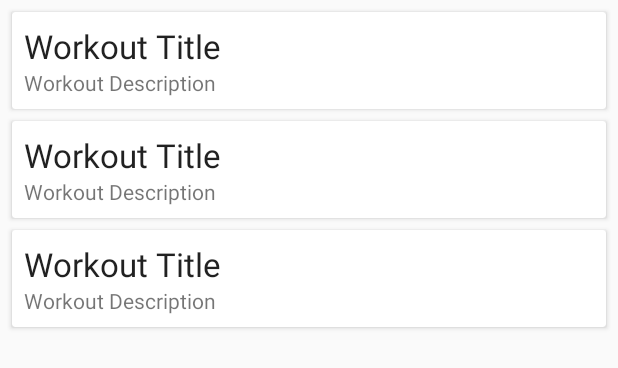
After one commit to maurozegarra/ImpetusX, an Android app: the layout fragment_workouts.xml on its own in the app's theme, with its tools: preview values and no code run, on a phone screen of 412 x 824 dp. The commit adds this screen. Shown: the top 368 px of the screen. Run offline under Robolectric (Android 15) with nearby library versions, the phone set to English and light mode, and no system bars.

Commit message:
Add workouts layout

```diff
--- a/app/build.gradle
+++ b/app/build.gradle
@@ -26,7 +26,7 @@ android {
 
 dependencies {
     implementation fileTree(dir: "libs", include: ["*.jar"])
-    implementation "org.jetbrains.kotlin:kotlin-stdlib:$kotlin_version"
+    implementation "org.jetbrains.kotlin:kotlin-stdlib:$version_kotlin"
 
     // Android KTX
     implementation 'androidx.core:core-ktx:1.3.1'
@@ -37,6 +37,10 @@ dependencies {
     implementation 'androidx.legacy:legacy-support-v4:1.0.0'
     implementation "androidx.cardview:cardview:1.0.0"
 
+    // Navigation
+    implementation "androidx.navigation:navigation-fragment-ktx:$version_navigation"
+    implementation "androidx.navigation:navigation-ui-ktx:$version_navigation"
+
     // Testing
     testImplementation 'junit:junit:4.12'
     androidTestImplementation 'androidx.test.ext:junit:1.1.1'
--- /dev/null
+++ b/app/src/main/res/layout/fragment_workout_item.xml
@@ -0,0 +1,38 @@
+<?xml version="1.0" encoding="utf-8"?>
+<androidx.cardview.widget.CardView xmlns:android="http://schemas.android.com/apk/res/android"
+    xmlns:app="http://schemas.android.com/apk/res-auto"
+    android:layout_width="match_parent"
+    android:layout_height="wrap_content"
+    android:layout_marginStart="8dp"
+    android:layout_marginTop="8dp"
+    android:layout_marginEnd="8dp">
+
+    <androidx.constraintlayout.widget.ConstraintLayout
+        android:layout_width="match_parent"
+        android:layout_height="wrap_content"
+        android:padding="8dp">
+
+        <TextView
+            android:id="@+id/text_workout_title"
+            android:layout_width="match_parent"
+            android:layout_height="wrap_content"
+            android:ellipsize="end"
+            android:maxLines="1"
+            android:text="@string/workout_title"
+            android:textAppearance="@style/TextAppearance.AppCompat.Large"
+            app:layout_constraintEnd_toEndOf="parent"
+            app:layout_constraintStart_toStartOf="parent"
+            app:layout_constraintTop_toTopOf="parent" />
+
+        <TextView
+            android:id="@+id/text_workout_description"
+            android:layout_width="wrap_content"
+            android:layout_height="wrap_content"
+            android:text="@string/workout_description"
+            android:textAlignment="textStart"
+            app:layout_constraintStart_toStartOf="parent"
+            app:layout_constraintTop_toBottomOf="@id/text_workout_title" />
+
+    </androidx.constraintlayout.widget.ConstraintLayout>
+
+</androidx.cardview.widget.CardView>
--- /dev/null
+++ b/app/src/main/res/layout/fragment_workouts.xml
@@ -0,0 +1,8 @@
+<?xml version="1.0" encoding="utf-8"?>
+
+<androidx.recyclerview.widget.RecyclerView xmlns:android="http://schemas.android.com/apk/res/android"
+    xmlns:tools="http://schemas.android.com/tools"
+    android:id="@+id/recycler_workouts"
+    android:layout_width="match_parent"
+    android:layout_height="match_parent"
+    tools:listitem="@layout/fragment_workout_item" />
--- a/app/src/main/res/values/strings.xml
+++ b/app/src/main/res/values/strings.xml
@@ -5,4 +5,6 @@
     <string name="subtitle" tools:ignore="TypographyFractions">1/4</string>
     <string name="timer">1:10</string>
     <string name="go">go</string>
+    <string name="workout_title">Workout Title</string>
+    <string name="workout_description">Workout Description</string>
 </resources>
```
Also changed, not shown: app/src/main/java/com/maurozegarra/app/impetusx/WorkoutsFragment.kt (added, +16 -0 lines), app/src/main/res/layout/activity_main.xml (+10 -16 lines), app/src/main/res/navigation/nav_graph.xml (added, +23 -0 lines), build.gradle (+9 -2 lines).
